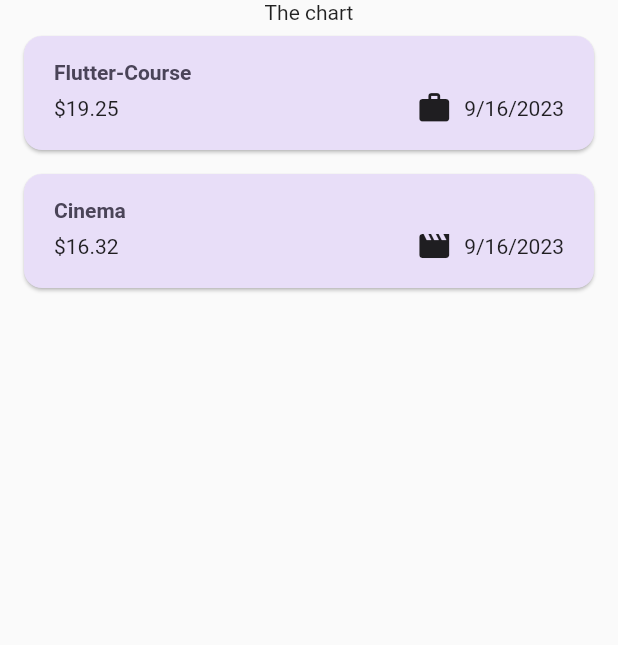
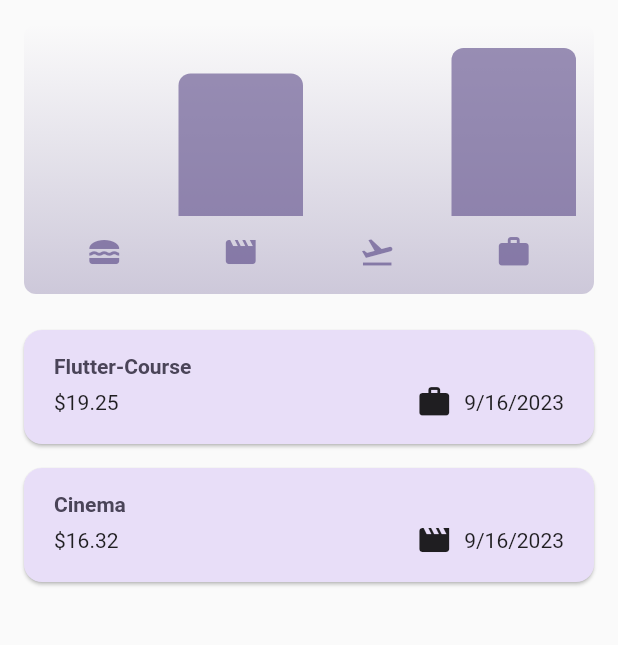
Before and after one commit to csk111165/Flutter-expense-tracker-app, a Flutter app: the screen it shows after launch, on a phone screen of 412 x 824 dp, the part 84-729 px from its top. Run offline on Flutter 3.47's test engine with Material 2 defaults, Android fonts, the phone set to English and light mode, and no system bars.

Commit message:
Introuding chart and finalizing the app

```diff
--- /dev/null
+++ b/lib/widgets/chart/chart.dart
@@ -0,0 +1,95 @@
+import 'package:flutter/material.dart';
+
+import 'package:expense_tracker/widgets/chart/chart_bar.dart';
+import 'package:expense_tracker/models/expense.dart';
+
+class Chart extends StatelessWidget {
+  const Chart({super.key, required this.expenses});
+
+  final List<Expense> expenses;
+
+  List<ExpenseBucket> get buckets {
+    return [
+      ExpenseBucket.forCategory(expenses, Category.food),
+      ExpenseBucket.forCategory(expenses, Category.leisure),
+      ExpenseBucket.forCategory(expenses, Category.travel),
+      ExpenseBucket.forCategory(expenses, Category.work),
+    ];
+  }
+
+  double get maxTotalExpense {
+    double maxTotalExpense = 0;
+
+    for (final bucket in buckets) {
+      if (bucket.totalExpenses > maxTotalExpense) {
+        maxTotalExpense = bucket.totalExpenses;
+      }
+    }
+
+    return maxTotalExpense;
+  }
+
+  @override
+  Widget build(BuildContext context) {
+    final isDarkMode =
+        MediaQuery.of(context).platformBrightness == Brightness.dark;
+    return Container(
+      margin: const EdgeInsets.all(16),
+      padding: const EdgeInsets.symmetric(
+        vertical: 16,
+        horizontal: 8,
+      ),
+      width: double.infinity,
+      height: 180,
+      decoration: BoxDecoration(
+        borderRadius: BorderRadius.circular(8),
+        gradient: LinearGradient(
+          colors: [
+            Theme.of(context).colorScheme.primary.withOpacity(0.3),
+            Theme.of(context).colorScheme.primary.withOpacity(0.0)
+          ],
+          begin: Alignment.bottomCenter,
+          end: Alignment.topCenter,
+        ),
+      ),
+      child: Column(
+        children: [
+          Expanded(
+            child: Row(
+              crossAxisAlignment: CrossAxisAlignment.end,
+              children: [
+                for (final bucket in buckets) // alternative to map()
+                  ChartBar(
+                    fill: bucket.totalExpenses == 0
+                        ? 0
+                        : bucket.totalExpenses / maxTotalExpense,
+                  )
+              ],
+            ),
+          ),
+          const SizedBox(height: 12),
+          Row(
+            children: buckets
+                .map(
+                  (bucket) => Expanded(
+                    child: Padding(
+                      padding: const EdgeInsets.symmetric(horizontal: 4),
+                      child: Icon(
+                        categoryIcons[bucket.category],
+                        color: isDarkMode
+                            ? Theme.of(context).colorScheme.secondary
+                            : Theme.of(context)
+                                .colorScheme
+                                .primary
+                                .withOpacity(0.7),
+                      ),
+                    ),
+                  ),
+                )
+                .toList(),
+          )
+        ],
+      ),
+    );
+  }
+}
--- /dev/null
+++ b/lib/widgets/chart/chart_bar.dart
@@ -0,0 +1,34 @@
+import 'package:flutter/material.dart';
+
+class ChartBar extends StatelessWidget {
+  const ChartBar({
+    super.key,
+    required this.fill,
+  });
+
+  final double fill;
+
+  @override
+  Widget build(BuildContext context) {
+    final isDarkMode =
+        MediaQuery.of(context).platformBrightness == Brightness.dark;
+    return Expanded(
+      child: Padding(
+        padding: const EdgeInsets.symmetric(horizontal: 4),
+        child: FractionallySizedBox(
+          heightFactor: fill,
+          child: DecoratedBox(
+            decoration: BoxDecoration(
+              shape: BoxShape.rectangle,
+              borderRadius:
+                  const BorderRadius.vertical(top: Radius.circular(8)),
+              color: isDarkMode
+                  ? Theme.of(context).colorScheme.secondary
+                  : Theme.of(context).colorScheme.primary.withOpacity(0.65),
+            ),
+          ),
+        ),
+      ),
+    );
+  }
+}
--- a/lib/widgets/expenses.dart
+++ b/lib/widgets/expenses.dart
@@ -1,3 +1,4 @@
+import 'package:expense_tracker/widgets/chart/chart.dart';
 import 'package:expense_tracker/widgets/expenses_list/expenses_list.dart';
 import 'package:expense_tracker/models/expense.dart';
 import 'package:expense_tracker/widgets/new_expense.dart';
@@ -91,7 +92,9 @@ class _ExpensesState extends State<Expenses> {
       ),
       body: Column(
         children: [
-          const Text('The chart'),
+           Chart(
+            expenses: _registeredExpenses,
+            ),
           // here we need to wrap the ExpenseList widget with Expanded, as it is a list and Column widget complains that in that case
           Expanded(
               child: mainContent,
```
